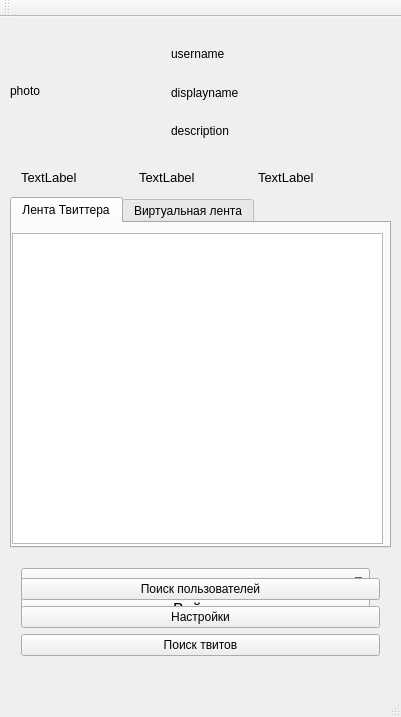
Old version of the form mainwindow.ui in the repository unix-admin/ita_cource.
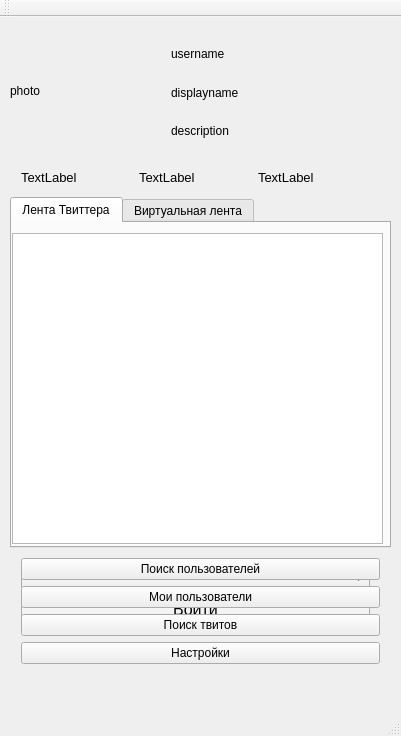
New version of the form.

Commit message: add readable users form work with database

```diff
--- a/mainwindow.ui
+++ b/mainwindow.ui
@@ -10,7 +10,7 @@
     <x>0</x>
     <y>0</y>
     <width>401</width>
-    <height>717</height>
+    <height>736</height>
    </rect>
   </property>
   <property name="windowTitle">
@@ -132,42 +132,6 @@
      </item>
     </layout>
    </widget>
-   <widget class="QWidget" name="formLayoutWidget">
-    <property name="geometry">
-     <rect>
-      <x>10</x>
-      <y>550</y>
-      <width>381</width>
-      <height>113</height>
-     </rect>
-    </property>
-    <layout class="QFormLayout" name="formLayout">
-     <property name="rowWrapPolicy">
-      <enum>QFormLayout::WrapAllRows</enum>
-     </property>
-     <item row="0" column="1">
-      <widget class="QPushButton" name="searchButton">
-       <property name="text">
-        <string>Поиск пользователей</string>
-       </property>
-      </widget>
-     </item>
-     <item row="2" column="1">
-      <widget class="QPushButton" name="tweetSearchButton">
-       <property name="text">
-        <string>Поиск твитов</string>
-       </property>
-      </widget>
-     </item>
-     <item row="1" column="1">
-      <widget class="QPushButton" name="settingsButton">
-       <property name="text">
-        <string>Настройки</string>
-       </property>
-      </widget>
-     </item>
-    </layout>
-   </widget>
    <widget class="QTabWidget" name="tabWidget">
     <property name="geometry">
      <rect>
@@ -281,6 +245,49 @@
      </item>
     </layout>
    </widget>
+   <widget class="QWidget" name="formLayoutWidget">
+    <property name="geometry">
+     <rect>
+      <x>10</x>
+      <y>530</y>
+      <width>381</width>
+      <height>151</height>
+     </rect>
+    </property>
+    <layout class="QFormLayout" name="formLayout">
+     <property name="rowWrapPolicy">
+      <enum>QFormLayout::WrapAllRows</enum>
+     </property>
+     <item row="0" column="1">
+      <widget class="QPushButton" name="searchButton">
+       <property name="text">
+        <string>Поиск пользователей</string>
+       </property>
+      </widget>
+     </item>
+     <item row="3" column="1">
+      <widget class="QPushButton" name="tweetSearchButton">
+       <property name="text">
+        <string>Поиск твитов</string>
+       </property>
+      </widget>
+     </item>
+     <item row="1" column="1">
+      <widget class="QPushButton" name="myUsers">
+       <property name="text">
+        <string>Мои пользователи</string>
+       </property>
+      </widget>
+     </item>
+     <item row="4" column="1">
+      <widget class="QPushButton" name="settingsButton">
+       <property name="text">
+        <string>Настройки</string>
+       </property>
+      </widget>
+     </item>
+    </layout>
+   </widget>
   </widget>
   <widget class="QMenuBar" name="menuBar">
    <property name="geometry">
```
Left out of the diff: 2 changed lines with no effect on the pictures. The commit also changes 18 other files.
